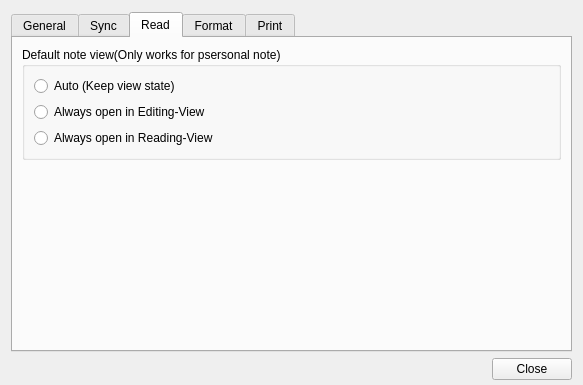
The window that src/ui/WizPreferenceDialog.ui (WizTeam/WizQTClient) describes before a commit, drawn with Qt 5.
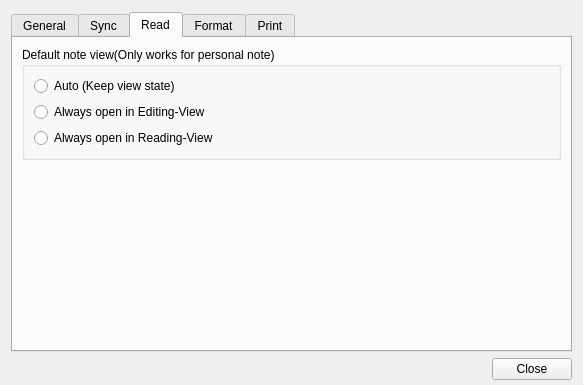
The same window after the commit. The open tabs and pages were chosen to show the change.

Commit message: fix typo: psersonal => personal

```diff
--- a/src/ui/WizPreferenceDialog.ui
+++ b/src/ui/WizPreferenceDialog.ui
@@ -378,7 +378,7 @@
        <item>
         <widget class="QGroupBox" name="groupBoxNoteView">
          <property name="title">
-          <string>Default note view(Only works for psersonal note)</string>
+          <string>Default note view(Only works for personal note)</string>
          </property>
          <layout class="QVBoxLayout" name="verticalLayout_8">
           <item>
```
The commit also changes 2 other files.
